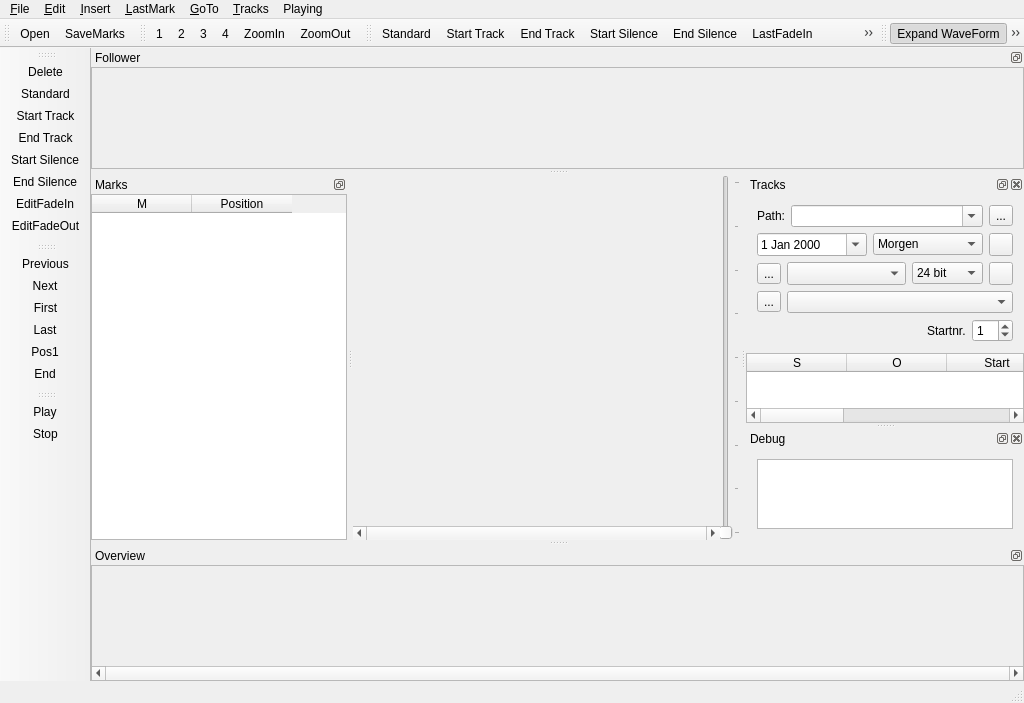
The window that mainwindow.ui (audioprog/RecMasterNCutter) describes before a commit, drawn with Qt 5.
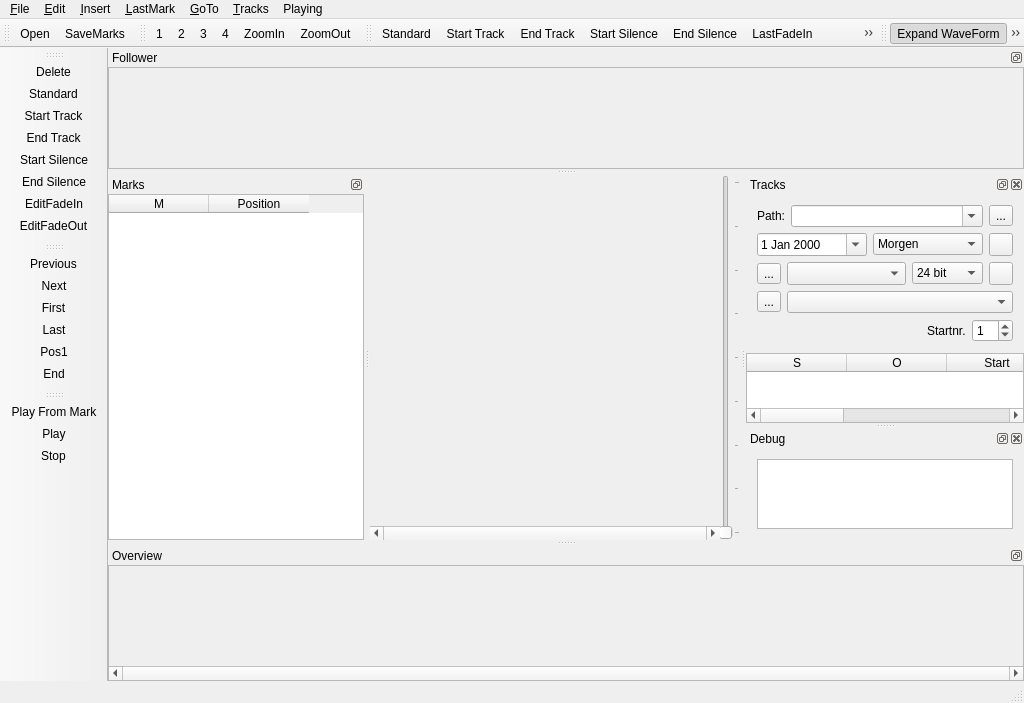
The same window after the commit. Icons and pictures are not drawn. Custom widgets are drawn as their Qt base class.

Commit message: Play from Mark inserted Set new Standardmark with one Click inserted Little bit Error Fixing

```diff
--- a/mainwindow.ui
+++ b/mainwindow.ui
@@ -709,6 +709,7 @@
    <attribute name="toolBarBreak">
     <bool>false</bool>
    </attribute>
+   <addaction name="actionPlay_From_Mark"/>
    <addaction name="actionPlay"/>
    <addaction name="actionStop"/>
   </widget>
@@ -1200,6 +1201,15 @@
     <string>LastFadeOut</string>
    </property>
   </action>
+  <action name="actionPlay_From_Mark">
+   <property name="icon">
+    <iconset resource="icons.qrc">
+     <normaloff>:/symbols/PlayFromMark</normaloff>:/symbols/PlayFromMark</iconset>
+   </property>
+   <property name="text">
+    <string>Play From Mark</string>
+   </property>
+  </action>
  </widget>
  <layoutdefault spacing="6" margin="11"/>
  <customwidgets>
```
The commit also changes 9 other files.
